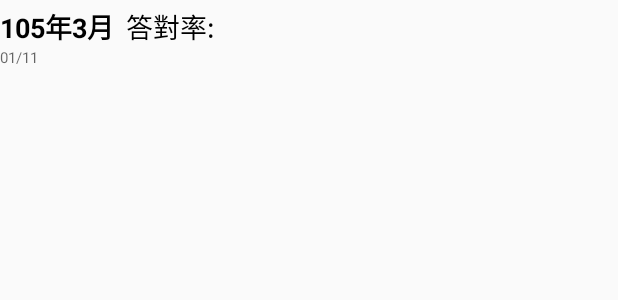
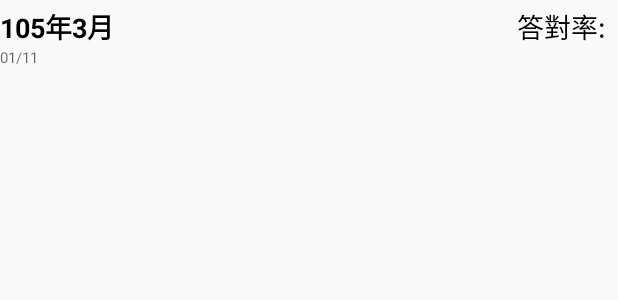
Before and after one commit to PinJhih/apcs-practice, an Android app: the layout item_history.xml on its own in the app's theme, with its tools: preview values and no code run, on a phone screen of 412 x 824 dp. Shown: the top 300 px of the screen. Run offline under Robolectric (Android 15) with nearby library versions, the phone set to English and light mode, and no system bars.

Commit message:
refactor: Change the UI design of history item

```diff
--- a/app/src/main/res/layout/item_history.xml
+++ b/app/src/main/res/layout/item_history.xml
@@ -36,11 +36,11 @@
         android:id="@+id/tv_correct_rate"
         android:layout_width="wrap_content"
         android:layout_height="wrap_content"
-        android:layout_marginStart="8dp"
         android:layout_marginTop="4dp"
+        android:layout_marginEnd="8dp"
         android:text="答對率:"
         android:textColor="#000000"
         android:textSize="18sp"
-        app:layout_constraintStart_toEndOf="@+id/tv_session"
+        app:layout_constraintEnd_toEndOf="parent"
         app:layout_constraintTop_toTopOf="parent" />
 </androidx.constraintlayout.widget.ConstraintLayout>
```
